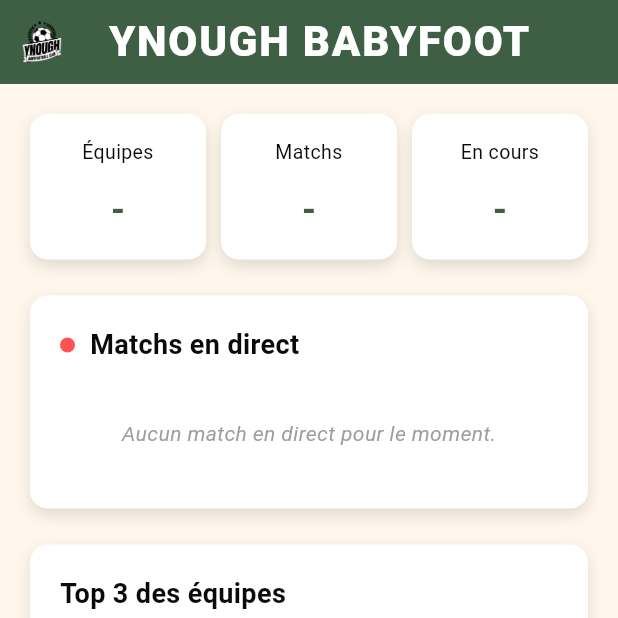
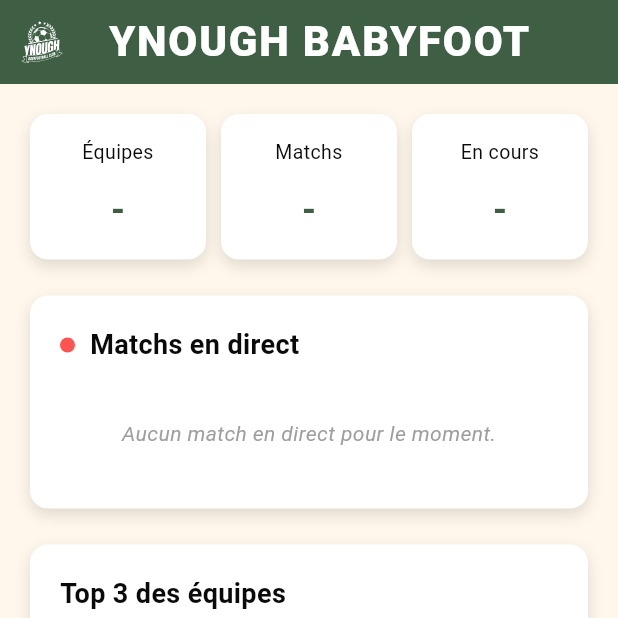
Before and after one commit to Ynough-Corporation/Ynough_dev, a Flutter app: the HomeScreen screen opened directly, on a phone screen of 412 x 824 dp, the top half of it. Run offline on Flutter 3.47's test engine with Material 3 defaults, Android fonts, the phone set to English and light mode, and no system bars; our stand-ins replace flutter_svg.

Commit message:
feat(homeScreen): logo replace png to svg + add white color

```diff
--- a/Ynough/lib/screen/home_screen.dart
+++ b/Ynough/lib/screen/home_screen.dart
@@ -1,4 +1,5 @@
 import 'package:flutter/material.dart';
+import 'package:flutter_svg/flutter_svg.dart';
 import '../widgets/stat_card.dart';
 import '../widgets/top_teams_card.dart';
 import '../widgets/next_matches_card.dart';
@@ -35,7 +36,10 @@
         backgroundColor: const Color(0xFF3E5F44),
         leading: Padding(
           padding: const EdgeInsets.all(8.0),
-          child: Image.asset('images/Logo-transparent.png'),
+          child: SvgPicture.asset(
+            'images/Logo-transparent.svg',
+            colorFilter: const ColorFilter.mode(Colors.white, BlendMode.srcIn),
+          ),
         ),
         title: const Text(
           "YNOUGH BABYFOOT",
```
